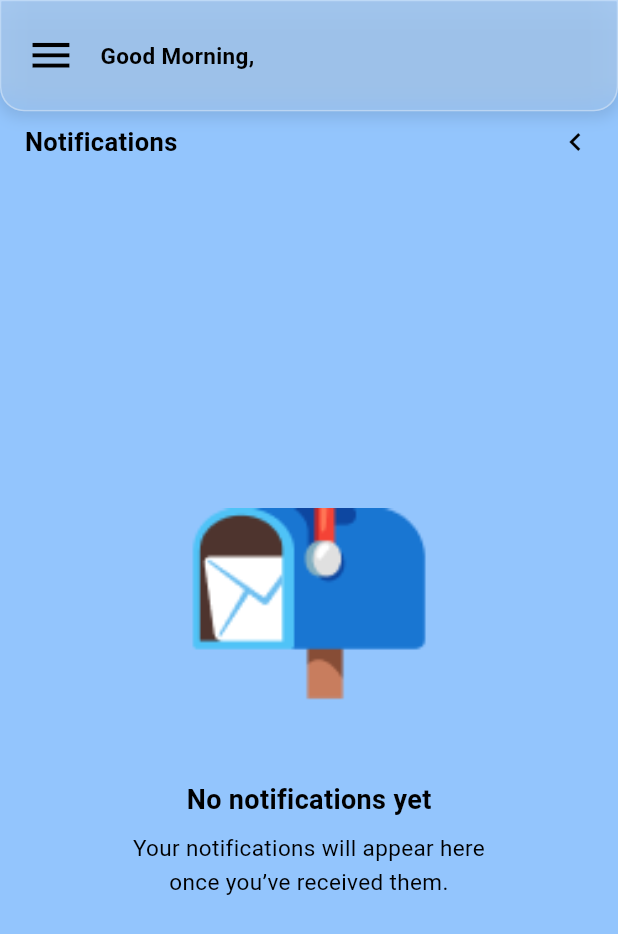
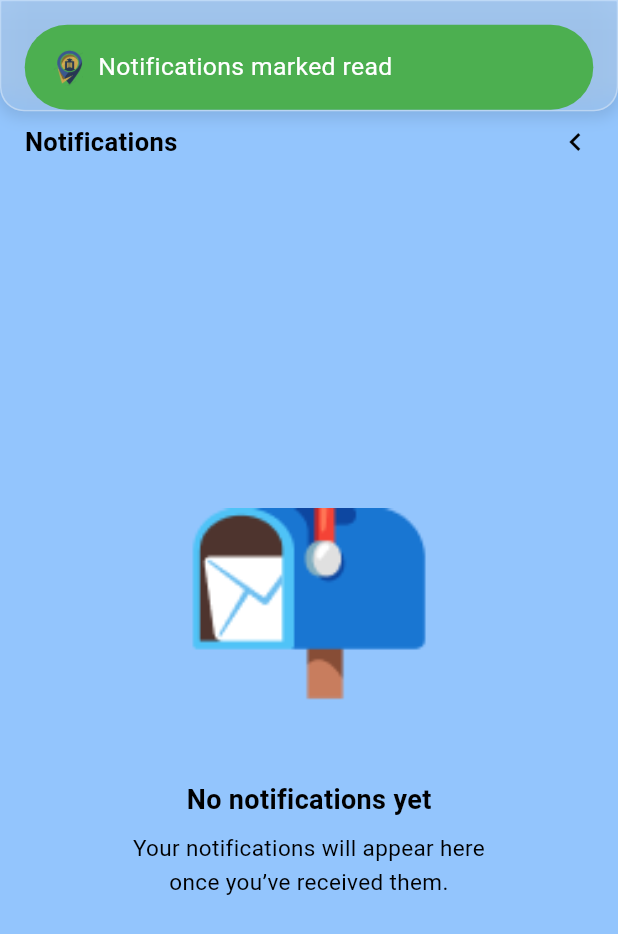
Before and after one commit to Alvin11David/MUBS-LOCATOR, a Flutter app: the NotificationsScreen screen opened by its route, on a phone screen of 412 x 824 dp. Shown: the top 934 px of the screen. Run offline on Flutter 3.47's test engine with Material 3 defaults, Android fonts, the phone set to English and light mode, and no system bars; our stand-ins replace cloud_firestore, cloud_functions, firebase_auth, firebase_core, firebase_messaging, firebase_storage and 10 more; missing offline and left inert: firebase_app_check, flutter_polyline_points, string_similarity; accounts and stored records are empty; network calls fail; Roboto replaces fonts that are missing (Poppins).

Commit message:
I AM DONE WITH THE APP😊😊😊😊

```diff
--- a/lib/user pages/other screens/notification_screen.dart
+++ b/lib/user pages/other screens/notification_screen.dart
@@ -1,3 +1,4 @@
+import 'dart:async';
 import 'dart:io';
 import 'package:flutter/material.dart';
 import 'package:firebase_auth/firebase_auth.dart';
@@ -23,6 +24,11 @@ class _NotificationsScreenState extends State<NotificationsScreen>
 
   late Future<List<QueryDocumentSnapshot>> _notificationsFuture;
 
+  int _unreadCount = 0;
+  StreamSubscription<QuerySnapshot>? _userNotifSub;
+  StreamSubscription<QuerySnapshot>? _topNotifSub;
+  StreamSubscription<DocumentSnapshot>? _userDocSub;
+
   @override
   void initState() {
     super.initState();
@@ -32,6 +38,7 @@ class _NotificationsScreenState extends State<NotificationsScreen>
     _saveFcmToken();
     _listenForTokenRefresh();
     _notificationsFuture = _fetchAllNotifications();
+    _listenForUnreadCount();
   }
 
   String _getGreeting() {
@@ -227,12 +234,91 @@ class _NotificationsScreenState extends State<NotificationsScreen>
           batch.update(doc.reference, {'userRead': true});
         }
         await batch.commit();
+        // mark top-level admin notifications as seen for this user
+        await FirebaseFirestore.instance.collection('users').doc(user.uid).set({
+          'lastSeenNotifications': FieldValue.serverTimestamp(),
+        }, SetOptions(merge: true));
+        if (mounted) {
+          _showCustomSnackBar('Notifications marked read', Colors.green);
+        }
       }
     } catch (e) {
       if (mounted) {
         _showCustomSnackBar('Error loading notifications: $e', Colors.red);
       }
     }
+  }
+
+  void _listenForUnreadCount() {
+    final user = FirebaseAuth.instance.currentUser;
+    if (user == null) return;
+
+    // listen to per-user unread notifications
+    _userNotifSub = FirebaseFirestore.instance
+        .collection('users')
+        .doc(user.uid)
+        .collection('user_notifications')
+        .where('userRead', isEqualTo: false)
+        .snapshots()
+        .listen((_) => _recalculateUnread(user.uid));
+
+    // listen to top-level admin notifications and user's doc (for lastSeen)
+    _topNotifSub = FirebaseFirestore.instance
+        .collection('user_notifications')
+        .snapshots()
+        .listen((_) => _recalculateUnread(user.uid));
+
+    _userDocSub = FirebaseFirestore.instance
+        .collection('users')
+        .doc(user.uid)
+        .snapshots()
+        .listen((_) => _recalculateUnread(user.uid));
+  }
+
+  Future<void> _recalculateUnread(String uid) async {
+    try {
+      final firestore = FirebaseFirestore.instance;
+
+      final userUnreadSnap = await firestore
+          .collection('users')
+          .doc(uid)
+          .collection('user_notifications')
+          .where('userRead', isEqualTo: false)
+          .get();
+
+      final userDoc = await firestore.collection('users').doc(uid).get();
+      final lastSeen = (userDoc.data()?['lastSeenNotifications'] as Timestamp?)
+          ?.toDate();
+
+      final topSnap = await firestore.collection('user_notifications').get();
+      int topUnread = 0;
+      for (var doc in topSnap.docs) {
+        final data = doc.data() as Map<String, dynamic>;
+        final ts =
+            (data['timestamp'] as Timestamp?) ?? (data['sentAt'] as Timestamp?);
+        if (ts == null) {
+          // if no timestamp assume it's unread (conservative)
+          topUnread++;
+        } else if (lastSeen == null || ts.toDate().isAfter(lastSeen)) {
+          topUnread++;
+        }
+      }
+
+      final total = userUnreadSnap.docs.length + topUnread;
+      if (mounted) {
+        setState(() => _unreadCount = total);
+      }
+    } catch (_) {
+      // ignore transient errors for badge counting
+    }
+  }
+
+  @override
+  void dispose() {
+    _userNotifSub?.cancel();
+    _topNotifSub?.cancel();
+    _userDocSub?.cancel();
+    super.dispose();
   }
 
   Future<void> _deleteNotification(String notificationId) async {
@@ -463,11 +549,59 @@ class _NotificationsScreenState extends State<NotificationsScreen>
                                     _isMenuVisible = !_isMenuVisible;
                                   });
                                 },
-                                behavior: HitTestBehavior.opaque,
-                                child: Icon(
+                                behavior: HitTestBehavior.translucent,
+                                child: Stack(
+                                  clipBehavior: Clip.none,
+                                  children: [
+                                    Icon(
                                       Icons.menu,
                                       color: Colors.black,
                                       size: screenWidth * 0.08,
+                                    ),
+                                    if (_unreadCount > 0)
+                                      Positioned(
+                                        right: -6,
+                                        top: -6,
+                                        child: GestureDetector(
+                                          behavior: HitTestBehavior.translucent,
+                                          onTap: () {
+                                            // open notifications screen when user taps badge
+                                            Navigator.pushNamed(
+                                              context,
+                                              '/NotificationsScreen',
+                                            );
+                                          },
+                                          child: Container(
+                                            padding: const EdgeInsets.all(4),
+                                            decoration: BoxDecoration(
+                                              color: Colors.red,
+                                              shape: BoxShape.circle,
+                                              border: Border.all(
+                                                color: Colors.white,
+                                                width: 1.2,
+                                              ),
+                                            ),
+                                            constraints: BoxConstraints(
+                                              minWidth: screenWidth * 0.06,
+                                              minHeight: screenWidth * 0.06,
+                                            ),
+                                            child: Center(
+                                              child: Text(
+                                                _unreadCount > 99
+                                                    ? '99+'
+                                                    : '$_unreadCount',
+                                                style: TextStyle(
+                                                  color: Colors.white,
+                                                  fontSize: textScaler.scale(9),
+                                                  fontFamily: 'Poppins',
+                                                  fontWeight: FontWeight.bold,
+                                                ),
+                                              ),
+                                            ),
+                                          ),
+                                        ),
+                                      ),
+                                  ],
                                 ),
                               ),
                               SizedBox(width: screenWidth * 0.04),
@@ -605,21 +739,27 @@ class _NotificationsScreenState extends State<NotificationsScreen>
                         final doc = notifications[index];
                         final data = doc.data() as Map<String, dynamic>;
                         // prefer timestamp -> sentAt, fall back to epoch
-                        final Timestamp? ts = (data['timestamp'] as Timestamp?) ??
+                        final Timestamp? ts =
+                            (data['timestamp'] as Timestamp?) ??
                             (data['sentAt'] as Timestamp?);
                         final DateTime timestamp =
-                            ts?.toDate() ?? DateTime.fromMillisecondsSinceEpoch(0);
-                        final formattedTime =
-                            DateFormat('MMM d, yyyy h:mm a').format(timestamp);
+                            ts?.toDate() ??
+                            DateTime.fromMillisecondsSinceEpoch(0);
+                        final formattedTime = DateFormat(
+                          'MMM d, yyyy h:mm a',
+                        ).format(timestamp);
 
                         // message and category for top-level admin notifications
-                        final String? adminReplyRaw = data['adminReply'] as String?;
+                        final String? adminReplyRaw =
+                            data['adminReply'] as String?;
                         final String? messageRaw = data['message'] as String?;
                         final String? categoryRaw = data['category'] as String?;
                         final String message =
                             messageRaw ?? adminReplyRaw ?? 'No message';
                         final String category =
-                            categoryRaw ?? (data['issueTitle'] as String?) ?? '';
+                            categoryRaw ??
+                            (data['issueTitle'] as String?) ??
+                            '';
                         final notificationId = doc.id;
 
                         return Dismissible(
@@ -704,7 +844,8 @@ class _NotificationsScreenState extends State<NotificationsScreen>
                                     SizedBox(height: screenHeight * 0.005),
                                     // If this doc is an admin/top-level notification it will usually have 'message' and 'category'.
                                     // If it's a user-feedback-reply doc it will have 'adminReply' (handled via message variable above).
-                                    if (messageRaw != null || adminReplyRaw != null) ...[
+                                    if (messageRaw != null ||
+                                        adminReplyRaw != null) ...[
                                       if (category.isNotEmpty)
                                         Text(
                                           'Category: $category',
@@ -716,7 +857,8 @@ class _NotificationsScreenState extends State<NotificationsScreen>
                                           maxLines: 1,
                                           overflow: TextOverflow.ellipsis,
                                         ),
-                                      SizedBox(height: screenHeight * 0.005),                                      Text(
+                                      SizedBox(height: screenHeight * 0.005),
+                                      Text(
                                         message,
                                         style: TextStyle(
                                           fontSize: textScaler.scale(14),
```
Lines whose indentation alone changed are shown as unchanged.
